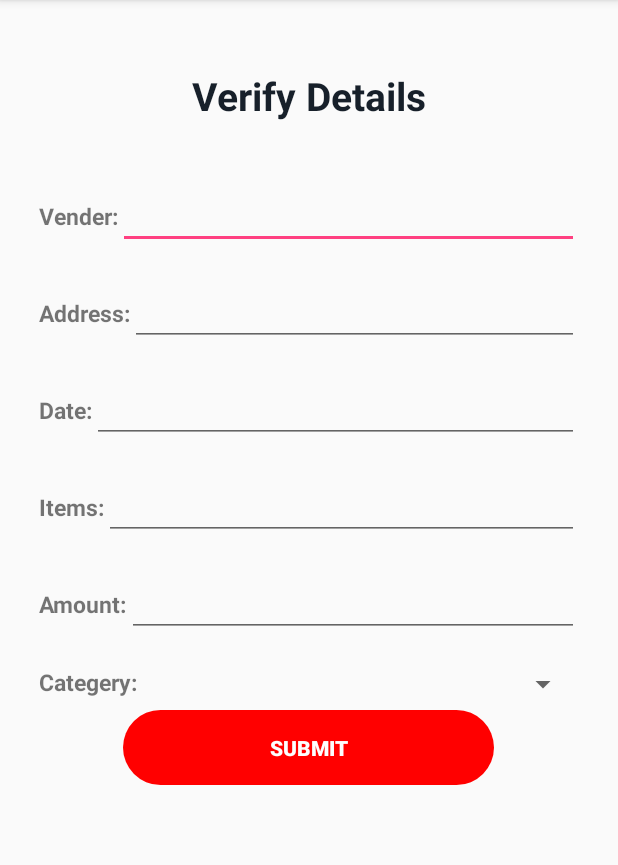
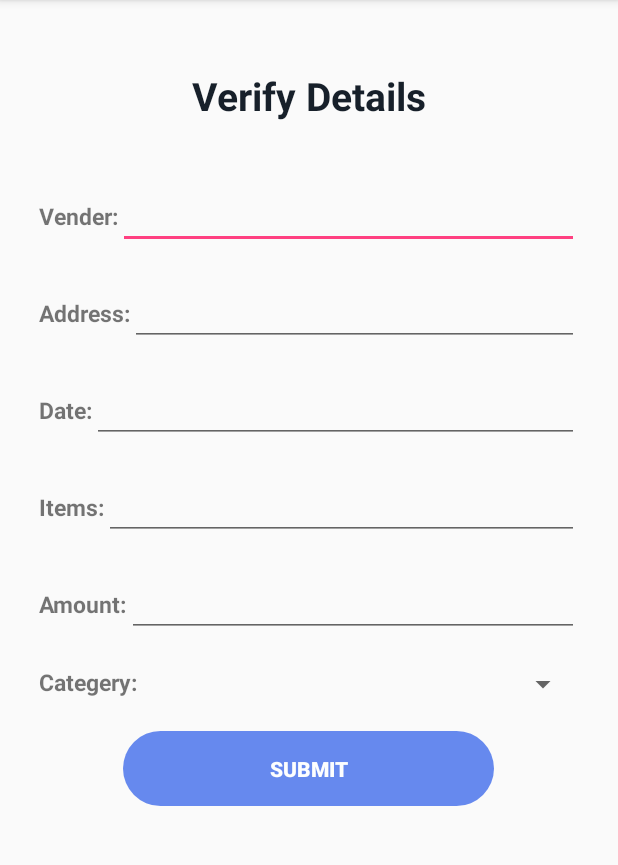
Before and after one commit to shubham99bisht/ExpenseTracker, an Android app: the BillFormEditActivity screen opened directly, with no data from a screen before it, on a phone screen of 412 x 824 dp, the part 84-949 px from its top. Run offline under Robolectric (Android 15) with nearby library versions, the phone set to English and light mode, and no system bars; our stand-ins replace Firebase (no records; nobody signed in at launch, a user with empty details on screens opened directly), sdp/ssp sizes; 9 statements that could not run were skipped.

Commit message:
final update

```diff
--- a/app/src/main/java/com/example/shadrak/expensestracker/Registeractivity.java
+++ b/app/src/main/java/com/example/shadrak/expensestracker/Registeractivity.java
@@ -98,7 +98,7 @@ public class Registeractivity extends AppCompatActivity {
                                 String uid = user.getUid();
                                 String prev_id = "0";
 
-                                SimpleDateFormat simpleDateFormat = new SimpleDateFormat("dd-MM-yyyy hh:mm:ss");
+                                SimpleDateFormat simpleDateFormat = new SimpleDateFormat("dd-MM-yyyy");
                                 String memberSince = simpleDateFormat.format(new Date());
 
                                 if(uid == null)
--- a/app/src/main/java/com/example/shadrak/expensestracker/bills_fragment.java
+++ b/app/src/main/java/com/example/shadrak/expensestracker/bills_fragment.java
@@ -79,7 +79,10 @@ public class bills_fragment extends Fragment implements RecyclerItemTouchHelper.
         ItemTouchHelper.SimpleCallback itemTouchHelperCallback = new RecyclerItemTouchHelper(0, ItemTouchHelper.RIGHT, this);
         new ItemTouchHelper(itemTouchHelperCallback).attachToRecyclerView(recyclerView);
 
-//        Log.d("random", "Current Timestamp: " + format);
+
+//        SimpleDateFormat simpleDateFormat = new SimpleDateFormat("dd-MM-yyyy");
+//        String memberSince = simpleDateFormat.format(new Date());
+//        Log.d("random", "Current Timestamp: " + memberSince);
 
         // Spinner code -------- Starts
         rootref = FirebaseDatabase.getInstance().getReference();
--- a/app/src/main/java/com/example/shadrak/expensestracker/recyclerviewAdapter.java
+++ b/app/src/main/java/com/example/shadrak/expensestracker/recyclerviewAdapter.java
@@ -156,7 +156,7 @@ class recyclerviewAdapter extends RecyclerView.Adapter<recyclerviewAdapter.ViewH
                     items = data.child("Items").getValue().toString();
                     bill_id = data.getKey();
 
-                    if(cat.equals("None")){
+                    if(cat.equals("All")){
                         list.add(new newBill(bill_id,amount, date, place, vendor, category, status, link, items));
                     } else if(cat.equals(category)){
                         Log.d("filter","else");
--- a/app/src/main/res/drawable/btnldesign2.xml
+++ b/app/src/main/res/drawable/btnldesign2.xml
@@ -1,5 +1,5 @@
 <shape xmlns:android="http://schemas.android.com/apk/res/android">
-    <solid android:color="@color/red"/>
+    <solid android:color="#6689EE"/>
     <corners android:radius="@dimen/_25sdp"/>
     <padding android:bottom="@dimen/_15sdp" android:right="@dimen/_15sdp" android:left="@dimen/_15sdp" android:top="@dimen/_15sdp"/>
 </shape>
--- a/app/src/main/res/layout/activity_bill_form_edit.xml
+++ b/app/src/main/res/layout/activity_bill_form_edit.xml
@@ -164,7 +164,7 @@
         android:textStyle="bold"
         android:enabled="false"
         android:layout_gravity="center_horizontal"
-        android:layout_margin="5dp"
+        android:layout_marginTop="@dimen/_15sdp"
         android:textColorHighlight="@color/highlist"
         android:textColor="@color/textwhite"
         android:background="@drawable/btnldesign2"/>
```
